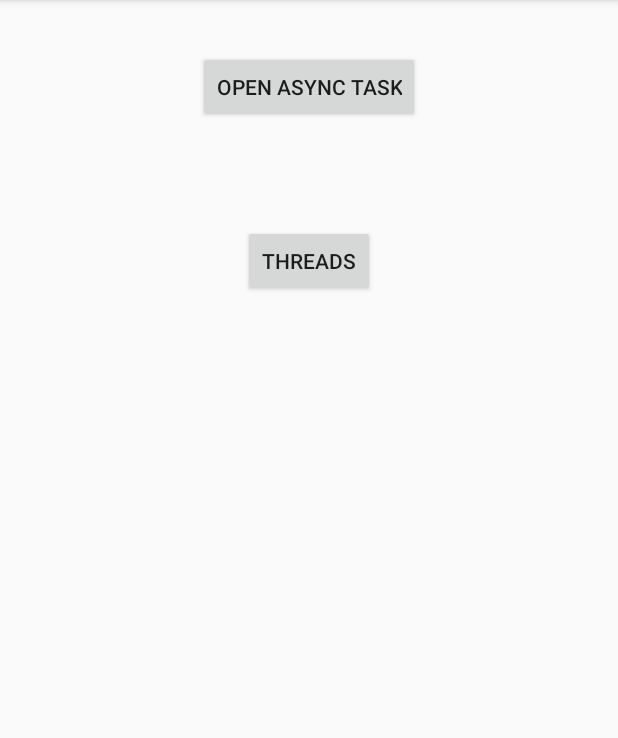
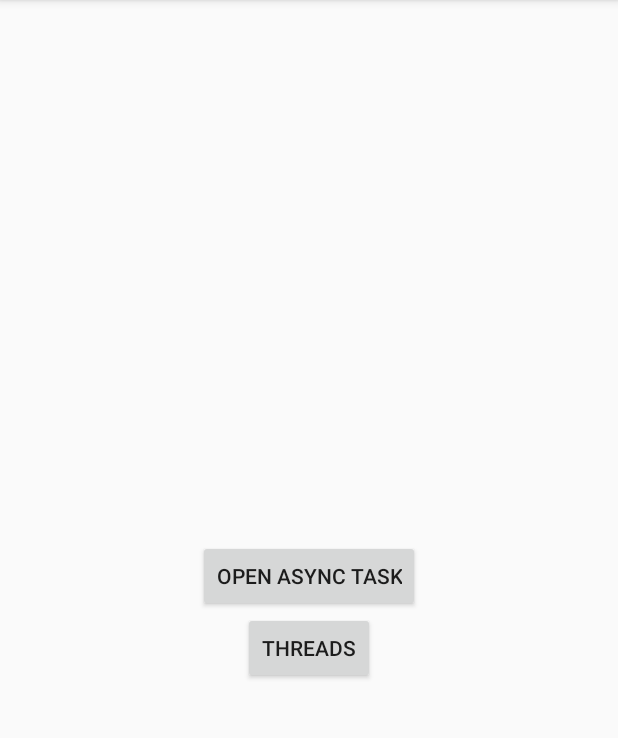
Before and after one commit to AcademyTLV/fundamentals-exercise-4, an Android app: the screen it shows after launch (MainActivity), on a phone screen of 412 x 824 dp, the part 84-822 px from its top. Run offline under Robolectric (Android 15) with nearby library versions, the phone set to English and light mode, and no system bars.

Commit message:
adjusted UI

```diff
--- a/app/src/main/res/layout/activity_main.xml
+++ b/app/src/main/res/layout/activity_main.xml
@@ -12,18 +12,19 @@
       android:id="@+id/btnOpenActivityAsyncTask"
       android:layout_width="wrap_content"
       android:layout_height="wrap_content"
-      android:layout_centerHorizontal="true"
+      android:layout_centerInParent="true"
       android:layout_marginTop="34dp"
-      android:text="@string/btn_async_task"/>
+      android:text="@string/btn_async_task"
+      />
 
   <Button
       android:id="@+id/btnOpenActivityThreadHandler"
       android:layout_width="wrap_content"
       android:layout_height="wrap_content"
-      android:layout_alignParentTop="true"
+      android:layout_below="@+id/btnOpenActivityAsyncTask"
       android:layout_centerHorizontal="true"
-      android:layout_marginTop="150dp"
-      android:text="@string/btn_threads"/>
+      android:text="@string/btn_threads"
+      />
 
 
 </RelativeLayout>
```
